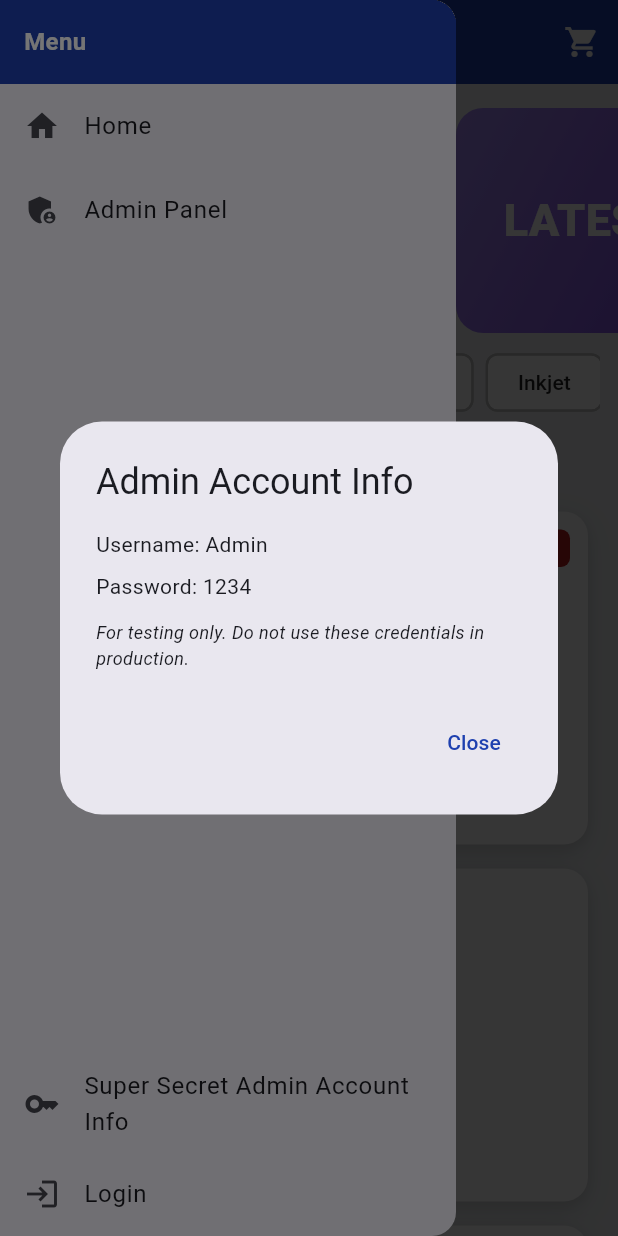
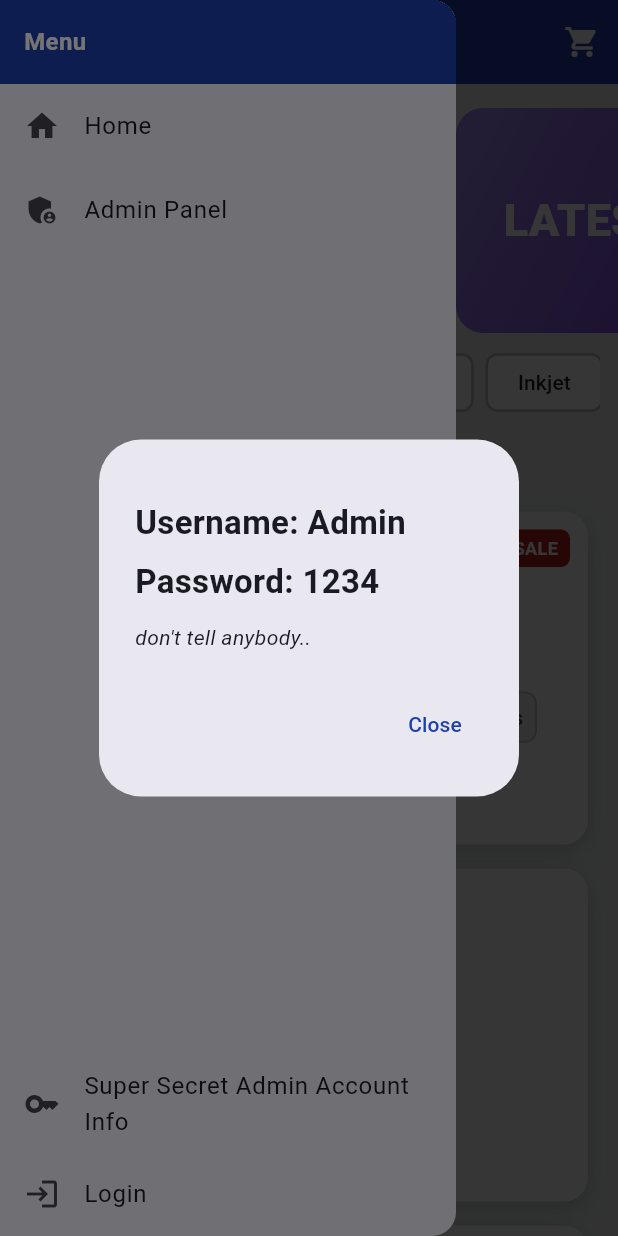
Before and after one commit to gageWolston/PrinterProject, a Flutter app: the screen it shows after launch, in the side drawer, after a tap on "Super Secret Admin Account Info", on a phone screen of 412 x 824 dp. Run offline on Flutter 3.47's test engine with Material 3 defaults, Android fonts, the phone set to English and light mode, and no system bars; our stand-ins replace hive, hive_flutter; accounts and stored records are empty.

Commit message:
final, final changes

```diff
--- a/lib/services/auth_service.dart
+++ b/lib/services/auth_service.dart
@@ -7,7 +7,6 @@ class AuthService {
 
   static const _loggedInKey = '_loggedInUser';
   static const _adminUser = 'Admin';
-  // Test-only admin account; change or remove before shipping to production
   static const _adminPassword = '1234';
 
   factory AuthService() {
--- a/lib/widgets/app_drawer.dart
+++ b/lib/widgets/app_drawer.dart
@@ -58,18 +58,25 @@ class AppDrawer extends StatelessWidget{
                   showDialog(
                     context: context,
                     builder: (context) => AlertDialog(
-                      title: const Text('Admin Account Info'),
                       content: const Column(
                         mainAxisSize: MainAxisSize.min,
                         crossAxisAlignment: CrossAxisAlignment.start,
+
                         children: [
-                          Text('Username: Admin'),
+                          SizedBox(height: 24),
+                          Text(
+                            'Username: Admin',
+                            style: TextStyle(fontSize: 22, fontWeight: FontWeight.bold),
+                            ),
                           SizedBox(height: 8),
-                          Text('Password: 1234'),
+                          Text(
+                            'Password: 1234',
+                            style: TextStyle(fontSize: 22, fontWeight: FontWeight.bold),
+                          ),
                           SizedBox(height: 12),
                           Text(
-                            'For testing only. Do not use these credentials in production.',
-                            style: TextStyle(fontSize: 12, fontStyle: FontStyle.italic),
+                            "don't tell anybody..",
+                            style: TextStyle(fontSize: 14, fontStyle: FontStyle.italic),
                           ),
                         ],
                       ),
```
Also changed, not shown: 1 other file.
